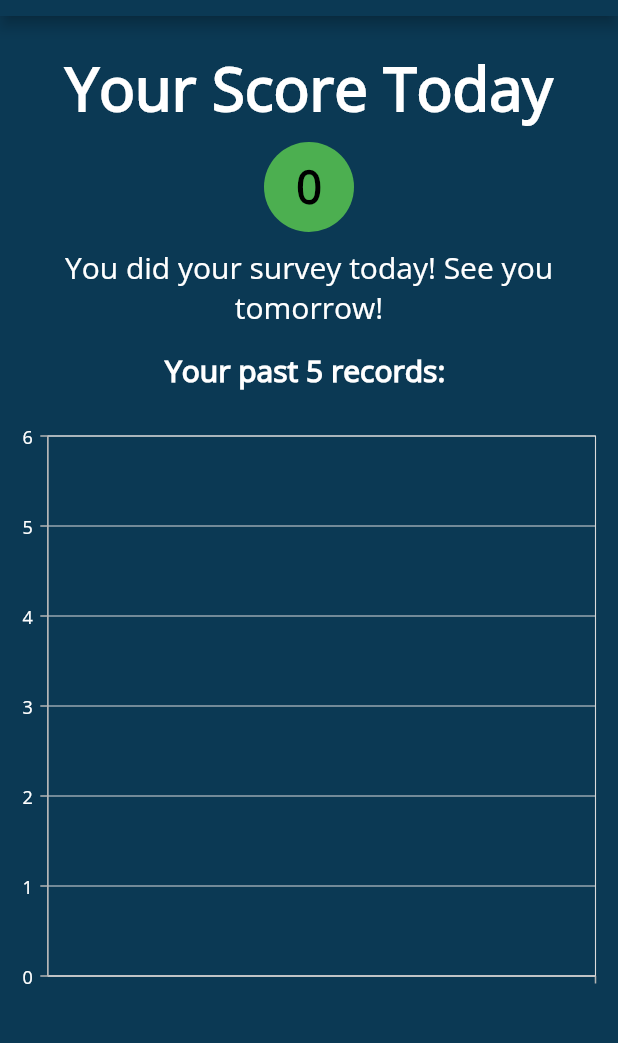
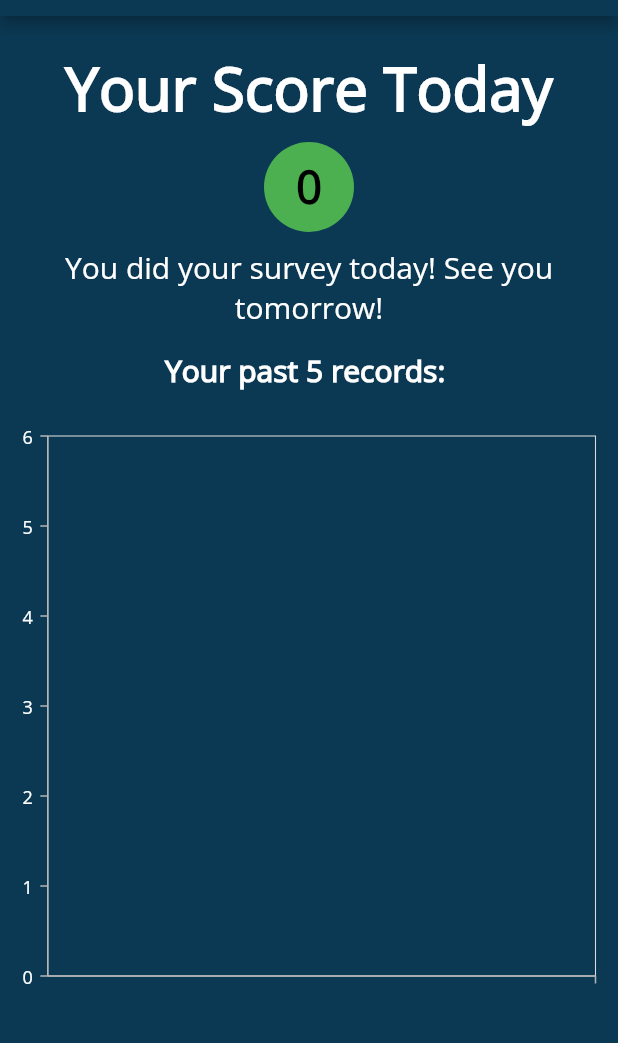
Before and after one commit to purdue-ehealth-projects/eHealth-CP-mobileapp, a Flutter app: the CompletionPage screen opened directly with empty values, after a tap on "Go back to Home Page", on a phone screen of 412 x 824 dp, the part 68-1111 px from its top. Run offline on Flutter 3.47's test engine with Material 2 defaults, Android fonts, the phone set to English and light mode, and no system bars; our stand-ins replace awesome_notifications, cloud_firestore, firebase_core, percent_indicator, shared_preferences, syncfusion_flutter_charts; missing offline and left inert: android_alarm_manager_plus, encrypt, survey_kit, xid; accounts and stored records are empty; statements that could not run were skipped.

Commit message:
fixed bugs again

```diff
--- a/lib/completion_page.dart
+++ b/lib/completion_page.dart
@@ -80,8 +80,11 @@ Future<void> updateDatabase() async {
   print("x:  $conds");
   conds.removeLast();
 
+  DateTime now = DateTime.now();
+  String dateDate = now.toString().substring(0, 16);
+
   await surveys.add({
-    'date': DateTime.now().toString(),
+    'date': dateDate,
     'surveyId': surveyId,
     'score': score,
     'needs': needs,
@@ -203,13 +206,7 @@ Widget build(BuildContext context) {
                     ),
                     onTap: () {
                       Navigator.popUntil(context, (route) => route.isFirst);
-                      /*Navigator.pushAndRemoveUntil(
-                      context,
-                      MaterialPageRoute(
-                        builder: (_) => HomePage2(),
-                      ),
-                          (route) => route.isFirst,
-                    );*/
+
                       Navigator.pop(context);
                       Navigator.push(context, MaterialPageRoute(
                         builder: (_) => HomePage2(gSS: ss, scoreToday: score),
@@ -345,6 +342,9 @@ Widget build(BuildContext context) {
                           fontFamily: "OpenSans",
                           color: Colors.white,
                         ),
+                          majorGridLines: MajorGridLines(
+                              color: Colors.transparent
+                          )
                       ),
                       primaryYAxis: CategoryAxis(
                         borderColor: Colors.transparent,
@@ -352,6 +352,9 @@ Widget build(BuildContext context) {
                           fontFamily: "OpenSans",
                           color: Colors.white,
                         ),
+                        majorGridLines: MajorGridLines(
+                          color: Colors.transparent
+                        )
                       ),
                       series: <ChartSeries>[
                         LineSeries<SurveyScores, String>(
@@ -362,6 +365,10 @@ Widget build(BuildContext context) {
                             isVisible: true,
                             color: Colors.blueAccent,
                           ),
+                            dataLabelSettings: DataLabelSettings(
+                                isVisible: true,
+                                color: Colors.transparent
+                            )
                         ),
                       ],
                     )
--- a/lib/graph_survey.dart
+++ b/lib/graph_survey.dart
@@ -89,6 +89,9 @@ class GraphSurvey extends StatelessWidget {
                     fontFamily: "OpenSans",
                     color: Colors.white,
                   ),
+                  majorGridLines: MajorGridLines(
+                    color: Colors.transparent
+                  )
                 ),
                 primaryYAxis: CategoryAxis(
                   borderColor: Colors.transparent,
@@ -96,6 +99,9 @@ class GraphSurvey extends StatelessWidget {
                     fontFamily: "OpenSans",
                     color: Colors.white,
                   ),
+                    majorGridLines: MajorGridLines(
+                        color: Colors.transparent
+                    )
                 ),
                 series: <ChartSeries>[
                   LineSeries<SurveyScores, String>(
@@ -106,6 +112,10 @@ class GraphSurvey extends StatelessWidget {
                       isVisible: true,
                       color: Colors.blueAccent,
                     ),
+                    dataLabelSettings: DataLabelSettings(
+                      isVisible: true,
+                      color: Colors.transparent
+                    )
                   ),
                 ],
               )
```
